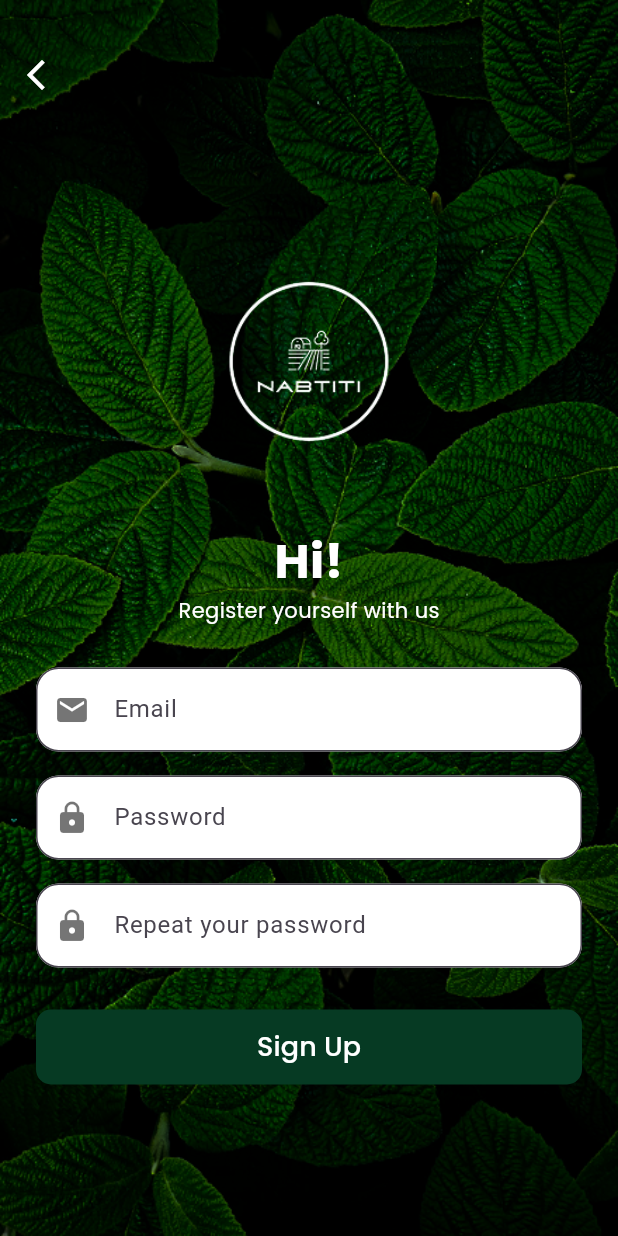
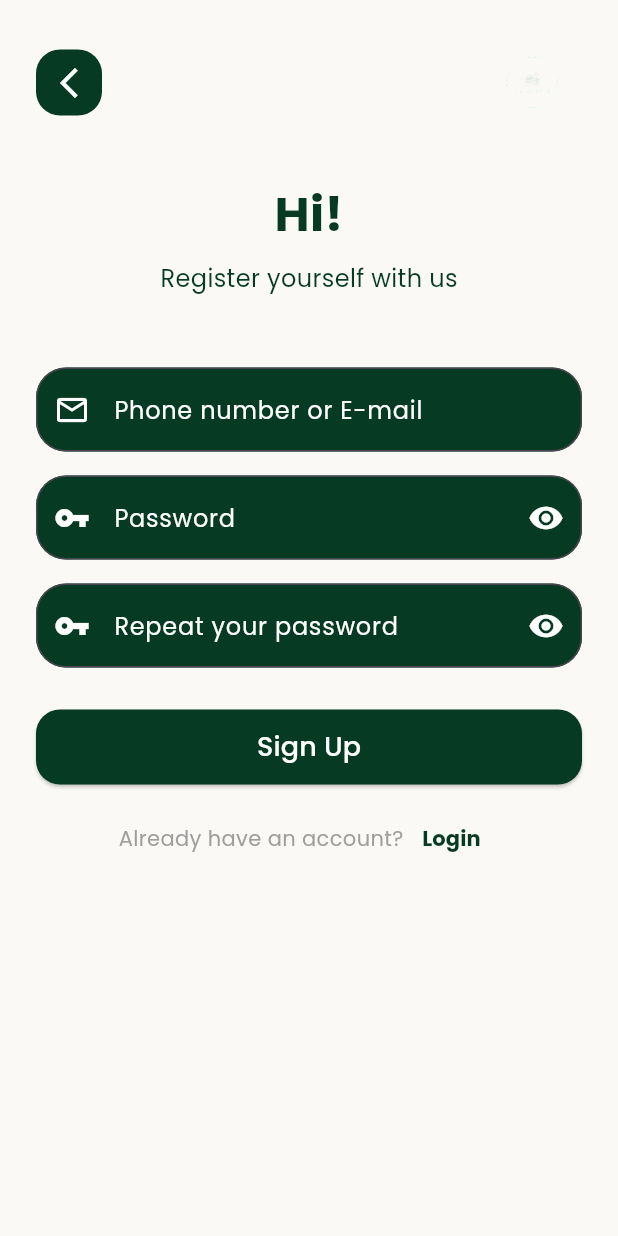
Before and after one commit to MazenDeebo/NAPTITI, a Flutter app: the RegisterScreen screen opened directly, on a phone screen of 412 x 824 dp. Run offline on Flutter 3.47's test engine with Material 3 defaults, Android fonts, the phone set to English and light mode, and no system bars; our stand-ins replace cloud_firestore, firebase_auth, firebase_core, flutter_riverpod, get_it, google_fonts and 4 more; accounts and stored records are empty.

Commit message:
Update UI Register

```diff
--- a/lib/NABTITI/UI/Home/Page/Home.dart
+++ b/lib/NABTITI/UI/Home/Page/Home.dart
@@ -2,6 +2,7 @@ import 'package:firebase_auth/firebase_auth.dart';
 import 'package:flutter/material.dart';
 
 import '../../../shared.dart';
+import '../../Landing/page/landing.dart';
 import '../../Login/Page/LoginScreen.dart';
 
 void saveLogout() async{
@@ -122,7 +123,7 @@ Widget _buildBottomNavBar(BuildContext context) {
         FirebaseAuth.instance.signOut();
         Navigator.pushReplacement(
             context,
-            MaterialPageRoute(builder: (context)=> LoginScreen())
+            MaterialPageRoute(builder: (context)=> LandingScreen())
         );
       }
     },
--- a/lib/NABTITI/UI/Register/Page/RegisterScreen.dart
+++ b/lib/NABTITI/UI/Register/Page/RegisterScreen.dart
@@ -2,9 +2,9 @@ import 'package:cloud_firestore/cloud_firestore.dart';
 import 'package:firebase_auth/firebase_auth.dart';
 import 'package:flutter/material.dart';
 import 'package:google_fonts/google_fonts.dart';
+import 'package:nabtiti/NABTITI/UI/Landing/page/landing.dart';
 
 import '../../../../main.dart';
-import '../../Landing/page/landing.dart';
 import '../../Login/Page/LoginScreen.dart';
 
 class RegisterScreen extends StatefulWidget {
@@ -16,6 +16,9 @@ class _RegisterScreenState extends State<RegisterScreen> {
   final TextEditingController emailController = TextEditingController();
   final TextEditingController passwordController = TextEditingController();
   final TextEditingController repeatPasswordController = TextEditingController();
+
+  bool showPassword = false;
+  bool showRepeatPassword = false;
 
   Future<void> _register() async {
     String email = emailController.text.trim();
@@ -36,7 +39,10 @@ class _RegisterScreenState extends State<RegisterScreen> {
         password: password,
       );
 
-      await FirebaseFirestore.instance.collection("USER").doc(userCredential.user!.uid).set({
+      await FirebaseFirestore.instance
+          .collection("USER")
+          .doc(userCredential.user!.uid)
+          .set({
         "Email": email,
         "Password": password,
         "RegistrationDate": Timestamp.now(),
@@ -58,113 +64,142 @@ class _RegisterScreenState extends State<RegisterScreen> {
   @override
   Widget build(BuildContext context) {
     return Scaffold(
-      body: Stack(
+      backgroundColor: const Color(0xFFFAF9F5),
+      body: SafeArea(
+        child: SingleChildScrollView(
+          padding: const EdgeInsets.symmetric(horizontal: 24),
+          child: Column(
+            crossAxisAlignment: CrossAxisAlignment.center,
             children: [
-          _buildBackground(),
+              const SizedBox(height: 30),
               Row(
+                mainAxisAlignment: MainAxisAlignment.spaceBetween,
                 children: [
-              SizedBox(height: 100,),
-              IconButton(
-                  onPressed: (){
-                    Navigator.pushReplacement(
-                      context,
-                      MaterialPageRoute(builder: (context) => LandingScreen()),
-                    );
-                  },
-                  icon: Icon(
-                      color: Colors.white,
-                      Icons.arrow_back_ios_new_outlined
-                  )
-              ),
-
+                  _backButton(context),
+                  Image.asset('assets/logo.png', height: 50),
                 ],
               ),
-          Center(
-            child: SingleChildScrollView(
-              child: Column(
-                children: [
-                  _buildLogo(),
+              const SizedBox(height: 40),
               Text("Hi!",
                   style: GoogleFonts.poppins(
-                          fontSize: 32,
+                      fontSize: 32, fontWeight: FontWeight.bold, color: Color(0xFF063A23))),
+              const SizedBox(height: 8),
+              Text("Register yourself with us",
+                  style: GoogleFonts.poppins(fontSize: 16, color: Color(0xFF063A23))),
+              const SizedBox(height: 40),
+              _buildTextField(Icons.email_outlined, "Phone number or E-mail", emailController),
+              _buildPasswordField(passwordController, "Password", showPassword, () {
+                setState(() {
+                  showPassword = !showPassword;
+                });
+              }),
+              _buildPasswordField(repeatPasswordController, "Repeat your password",
+                  showPassword, () {
+                    setState(() {
+                      showPassword = !showPassword;
+                    });
+                  }),
+              const SizedBox(height: 20),
+              _buildSignUpButton(),
+              const SizedBox(height: 12),
+              Row(
+                mainAxisAlignment: MainAxisAlignment.center,
+                children: [
+                  Text("Already have an account?",
+                      style: GoogleFonts.poppins(color: Colors.grey)),
+                  TextButton(
+                    onPressed: () => Navigator.pushReplacement(context,
+                        MaterialPageRoute(builder: (context) => LoginScreen())),
+                    child: Text("Login",
+                        style: GoogleFonts.poppins(
                             fontWeight: FontWeight.bold,
-                          color: Colors.white)),
-                  Text("Register yourself with us",
-                      style: GoogleFonts.poppins(color: Colors.white)),
-                  const SizedBox(height: 20),
-                  _buildTextField(Icons.email, "Email", emailController),
-                  _buildTextField(Icons.lock, "Password", passwordController,
-                      isPassword: true),
-                  _buildTextField(Icons.lock, "Repeat your password",
-                      repeatPasswordController, isPassword: true),
-                  const SizedBox(height: 20),
-                  _buildButton(context, "Sign Up", _register),
-                ],
-              ),
-            ),
+                            color: Color(0xFF063A23))),
                   ),
                 ],
               ),
-    );
-  }
-}
-
-// 🔹 COMMON WIDGETS
-Widget _buildTextField(IconData icon, String hint,
-    TextEditingController controller,
-    {bool isPassword = false}) {
-  return Padding(
-    padding: const EdgeInsets.symmetric(vertical: 8.0, horizontal: 24.0),
-    child: TextField(
-      controller: controller,
-      obscureText: isPassword,
-      decoration: InputDecoration(
-        prefixIcon: Icon(icon, color: Colors.black54),
-        hintText: hint,
-        filled: true,
-        fillColor: Colors.white,
-        border: OutlineInputBorder(borderRadius: BorderRadius.circular(15)),
+              const SizedBox(height: 40),
+            ],
+          ),
         ),
       ),
     );
   }
 
-Widget _buildButton(BuildContext context, String text, VoidCallback onPressed) {
-  return Padding(
-    padding: const EdgeInsets.symmetric(horizontal: 24.0),
-    child: SizedBox(
-      width: double.infinity,
-      height: 50,
-      child: ElevatedButton(
-        onPressed: onPressed,
-        style: ElevatedButton.styleFrom(
-          backgroundColor: const Color(0xFF063A23),
-          shape: RoundedRectangleBorder(borderRadius: BorderRadius.circular(10)),
-        ),
-        child: Text(text,
-            style: GoogleFonts.poppins(color: Colors.white, fontSize: 18)),
-      ),
+  Widget _backButton(BuildContext context) {
+    return InkWell(
+      onTap: () => Navigator.pushReplacement(context,
+          MaterialPageRoute(builder: (context) => LandingScreen())),
+      child: Container(
+        padding: const EdgeInsets.all(10),
+        decoration: BoxDecoration(
+            color: const Color(0xFF063A23),
+            borderRadius: BorderRadius.circular(16)),
+        child: const Icon(Icons.arrow_back_ios_new, color: Colors.white),
       ),
     );
   }
 
-Widget _buildBackground() {
-  return Container(
-    decoration: const BoxDecoration(
-      image: DecorationImage(
-        image: AssetImage('assets/bg_login.png'),
-        fit: BoxFit.cover,
+  Widget _buildTextField(
+      IconData icon, String hint, TextEditingController controller) {
+    return Padding(
+      padding: const EdgeInsets.symmetric(vertical: 8),
+      child: TextField(
+        controller: controller,
+        decoration: InputDecoration(
+          prefixIcon: Icon(icon, color: Colors.white),
+          filled: true,
+          fillColor: Color(0xFF063A23),
+          hintText: hint,
+          hintStyle: GoogleFonts.poppins(color: Colors.white),
+          border:
+          OutlineInputBorder(borderRadius: BorderRadius.circular(20.0)),
         ),
+        style: GoogleFonts.poppins(color: Colors.white),
       ),
     );
   }
 
-Widget _buildLogo() {
-  return Column(
-    children: [
-      const SizedBox(height: 40),
-      Image.asset('assets/logo.png', width: 200, height: 200),
-      const SizedBox(height: 10),
-    ],
+  Widget _buildPasswordField(TextEditingController controller, String hint,
+      bool isVisible, VoidCallback toggleVisibility) {
+    return Padding(
+      padding: const EdgeInsets.symmetric(vertical: 8),
+      child: TextField(
+        controller: controller,
+        obscureText: !isVisible,
+        decoration: InputDecoration(
+          prefixIcon: Icon(Icons.vpn_key, color: Colors.white),
+          suffixIcon: IconButton(
+            icon: Icon(
+              isVisible ? Icons.visibility_off : Icons.visibility,
+              color: Colors.white,
+            ),
+            onPressed: toggleVisibility,
+          ),
+          filled: true,
+          fillColor: Color(0xFF063A23),
+          hintText: hint,
+          hintStyle: GoogleFonts.poppins(color: Colors.white),
+          border:
+          OutlineInputBorder(borderRadius: BorderRadius.circular(20.0)),
+        ),
+        style: GoogleFonts.poppins(color: Colors.white),
+      ),
     );
   }
+
+  Widget _buildSignUpButton() {
+    return SizedBox(
+      width: double.infinity,
+      height: 50,
+      child: ElevatedButton(
+        onPressed: _register,
+        style: ElevatedButton.styleFrom(
+            backgroundColor: Color(0xFF063A23),
+            shape:
+            RoundedRectangleBorder(borderRadius: BorderRadius.circular(16))),
+        child: Text("Sign Up",
+            style: GoogleFonts.poppins(fontSize: 18, color: Colors.white)),
+      ),
+    );
+  }
+}
```
Lines whose indentation alone changed are shown as unchanged.
